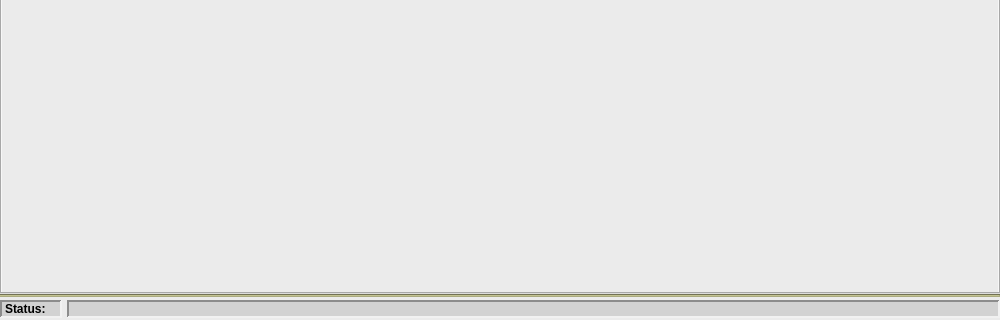
First picture: the form in Gui/src/MainWindow.ui, repository 3nock/OTE, before the edit; both pictures show x 0 to 1000 and y 360 to 680 of the 1000 by 680 pixel window.
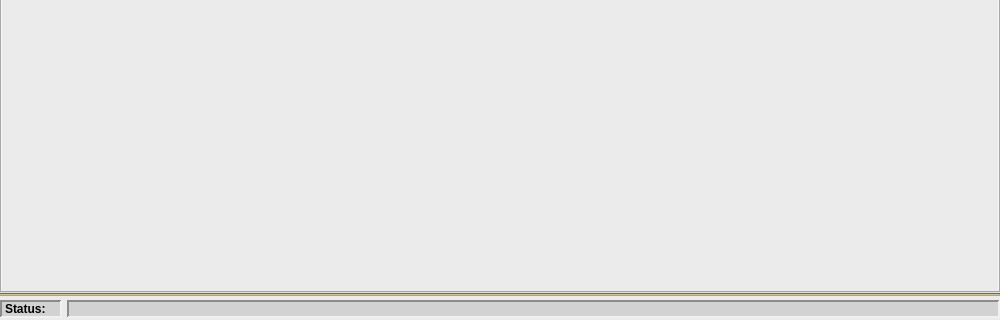
Second picture: the form after the edit.

The edit to the form file:
```diff
--- a/Gui/src/MainWindow.ui
+++ b/Gui/src/MainWindow.ui
@@ -35,9 +35,12 @@
    </size>
   </property>
   <widget class="QWidget" name="centralwidget">
+   <property name="styleSheet">
+    <string notr="true"/>
+   </property>
    <layout class="QVBoxLayout" name="verticalLayout_2">
     <property name="spacing">
-     <number>3</number>
+     <number>4</number>
     </property>
     <property name="leftMargin">
      <number>0</number>
```
Left out of the diff: 11 changed lines with no effect on the pictures.
